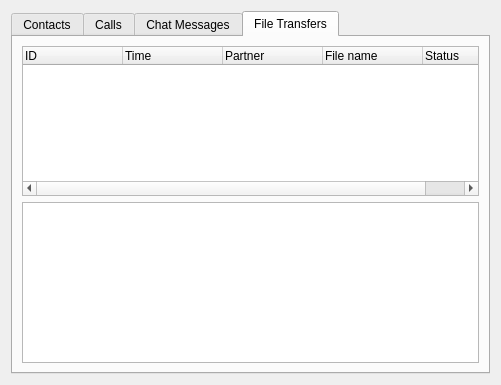
Old version of the form ipba2-plugins/skype_ui.ui in the repository PicciMario/iPhone-Backup-Analyzer-2.
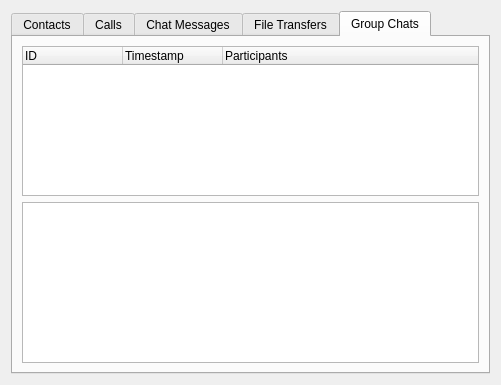
New version of the form.

Commit message: skype plugin group chats tab

```diff
--- a/ipba2-plugins/skype_ui.ui
+++ b/ipba2-plugins/skype_ui.ui
@@ -17,7 +17,7 @@
    <item>
     <widget class="QTabWidget" name="tabWidget">
      <property name="currentIndex">
-      <number>3</number>
+      <number>4</number>
      </property>
      <widget class="QWidget" name="tab">
       <attribute name="title">
@@ -261,6 +261,48 @@
        </item>
       </layout>
      </widget>
+     <widget class="QWidget" name="tab_5">
+      <attribute name="title">
+       <string>Group Chats</string>
+      </attribute>
+      <layout class="QVBoxLayout" name="verticalLayout_5">
+       <item>
+        <widget class="QTreeWidget" name="groupChatsTree">
+         <property name="maximumSize">
+          <size>
+           <width>16777215</width>
+           <height>150</height>
+          </size>
+         </property>
+         <column>
+          <property name="text">
+           <string>ID</string>
+          </property>
+         </column>
+         <column>
+          <property name="text">
+           <string>Timestamp</string>
+          </property>
+         </column>
+         <column>
+          <property name="text">
+           <string>Participants</string>
+          </property>
+         </column>
+        </widget>
+       </item>
+       <item>
+        <widget class="QTableWidget" name="groupChatsTable">
+         <property name="sizePolicy">
+          <sizepolicy hsizetype="Expanding" vsizetype="Expanding">
+           <horstretch>0</horstretch>
+           <verstretch>1</verstretch>
+          </sizepolicy>
+         </property>
+        </widget>
+       </item>
+      </layout>
+     </widget>
     </widget>
    </item>
   </layout>
```
The commit also changes 1 other file.
